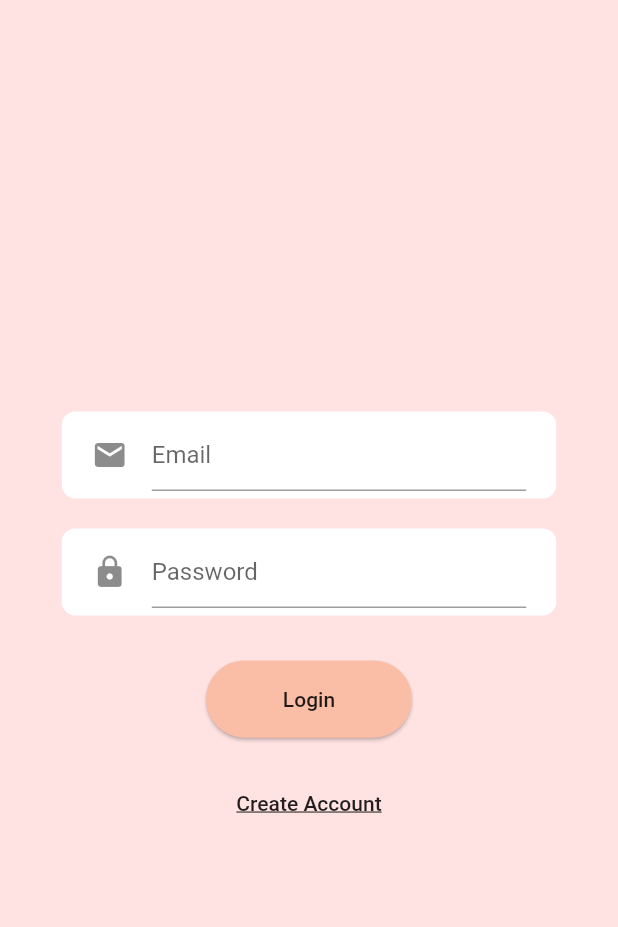
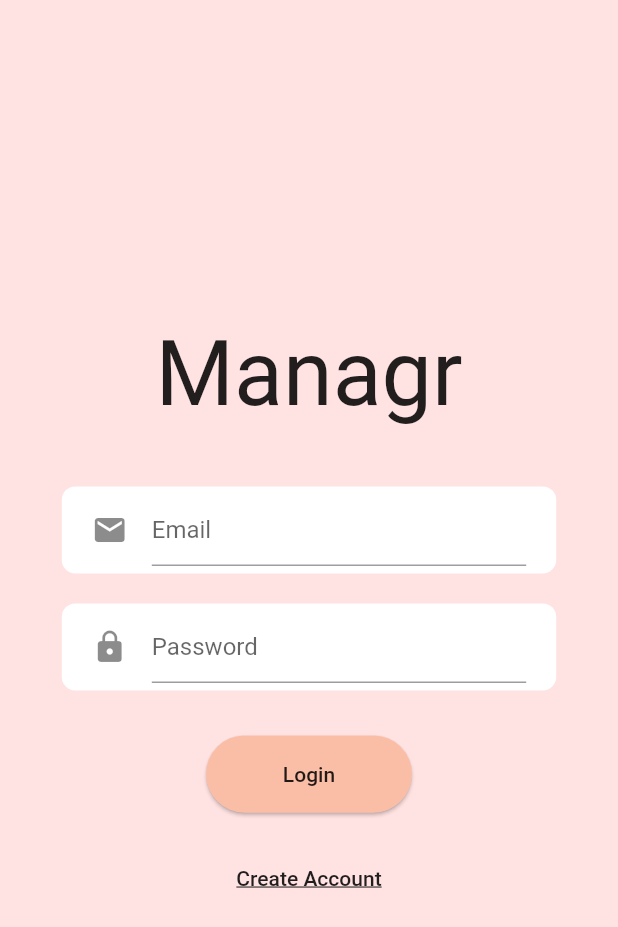
Before and after one commit to shah444/managr, a Flutter app: the screen it shows after launch, on a phone screen of 412 x 824 dp. Shown: the top 927 px of the screen. Run offline on Flutter 3.47's test engine with Material 2 defaults, Android fonts, the phone set to English and light mode, and no system bars.

Commit message:
minor change

```diff
--- a/managr_frontend/lib/pages/login.dart
+++ b/managr_frontend/lib/pages/login.dart
@@ -28,6 +28,10 @@ class _LoginState extends State<Login> {
           child: Column(
             mainAxisAlignment: MainAxisAlignment.center,
             children: [
+              Container(
+                margin: EdgeInsets.only(bottom: 30),
+                child: Text("Managr", style: TextStyle(fontSize: 60))
+              ),
               Container(
                 margin: EdgeInsets.symmetric(vertical: 10),
                 padding: EdgeInsets.symmetric(horizontal: 20 , vertical: 5),
```
